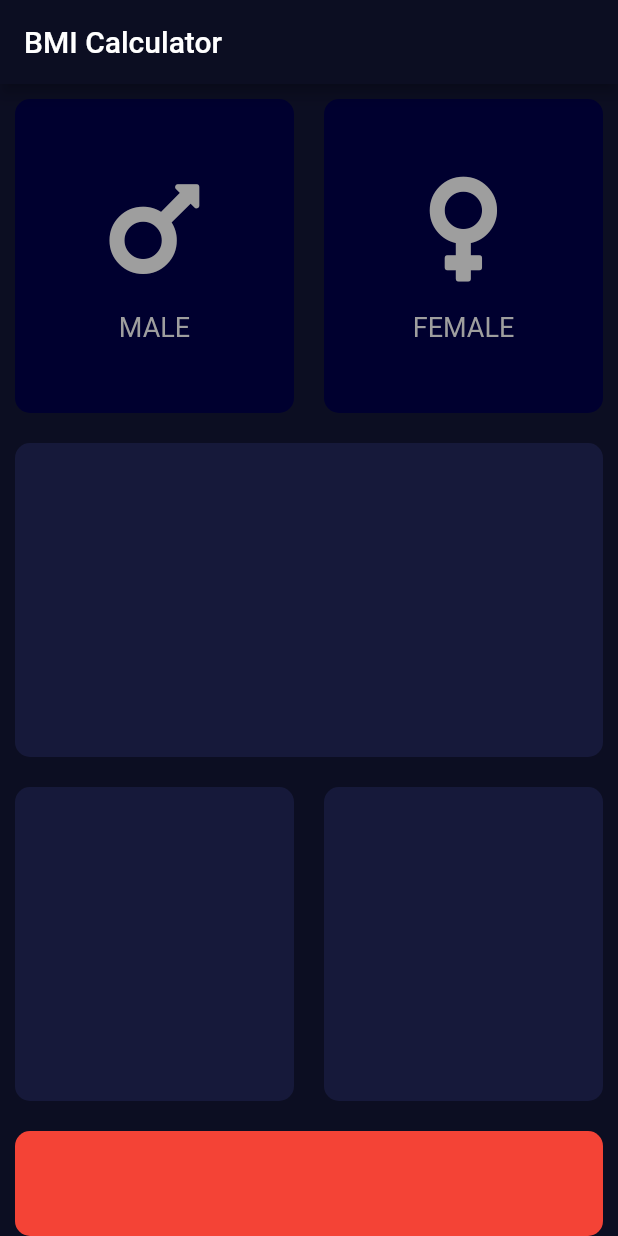
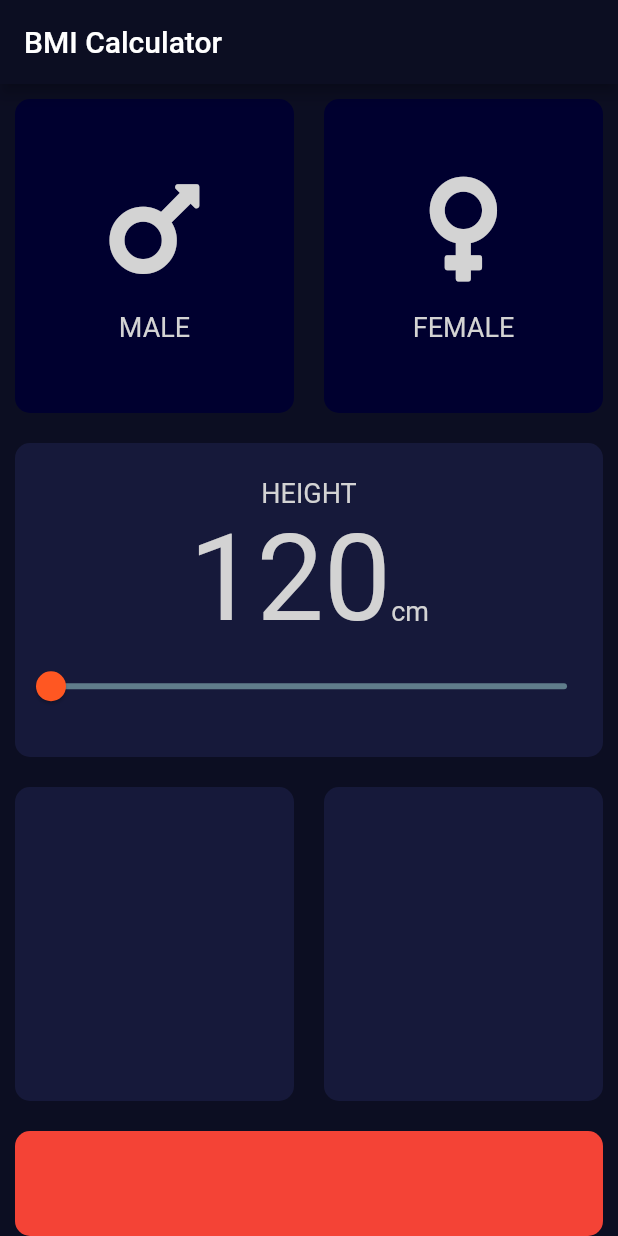
Before and after one commit to Safdar-Nazir/BMI-Calculator, a Flutter app: the screen it shows after launch, on a phone screen of 412 x 824 dp. Run offline on Flutter 3.47's test engine with Material 2 defaults, Android fonts, the phone set to English and light mode, and no system bars; our stand-ins replace font_awesome_flutter.

```diff
--- a/lib/icon_content.dart
+++ b/lib/icon_content.dart
@@ -1,9 +1,5 @@
 import 'package:flutter/material.dart';
-
-const labelTextStyle = TextStyle(
-  color: Colors.grey,
-  fontSize: 18,
-);
+import 'contants.dart';
 
 class IconContent extends StatelessWidget {
   IconContent({this.icon, this.label});
@@ -18,7 +14,7 @@ class IconContent extends StatelessWidget {
       children: <Widget>[
         Icon(
           icon,
-          color: Colors.grey,
+          color: Color(0xffD3D3D3),
           size: 80.0,
         ),
         SizedBox(
--- a/lib/input_page.dart
+++ b/lib/input_page.dart
@@ -2,15 +2,13 @@ import 'package:flutter/material.dart';
 import 'reusable_card.dart';
 import 'package:font_awesome_flutter/font_awesome_flutter.dart';
 import 'icon_content.dart';
-
-const activeCardColor = Color(0xff16193a);
-const inactiveCardColor = Color(0xff00002f);
-const bottomContainerButton = Colors.red;
+import 'contants.dart';
 
 enum Gender {
   male,
   female,
 }
+int height = 120;
 
 class InputPage extends StatefulWidget {
   const InputPage({Key key}) : super(key: key);
@@ -33,13 +31,12 @@ class _InputPageState extends State<InputPage> {
           child: Row(
             children: <Widget>[
               Expanded(
-                child: GestureDetector(
-                  onTap: () {
+                child: ReusableCard(
+                  onPress: (){
                     setState(() {
                       selectedGender = Gender.male;
                     });
                   },
-                  child: ReusableCard(
                   cardColor: selectedGender == Gender.male
                       ? activeCardColor
                       : inactiveCardColor,
@@ -49,22 +46,20 @@ class _InputPageState extends State<InputPage> {
                   ),
                 ),
               ),
-              ),
               Expanded(
-                child: GestureDetector(
-                  onTap: () {
+                child: ReusableCard(
+                  onPress: (){
                     setState(() {
                       selectedGender = Gender.female;
                     });
                   },
-                  child: ReusableCard(
                   cardColor: selectedGender == Gender.female
                       ? activeCardColor
                       : inactiveCardColor,
                   cardChild: IconContent(
                     icon: FontAwesomeIcons.venus,
                     label: 'FEMALE',
-                    ),
+
                   ),
                 ),
               ),
@@ -77,6 +72,39 @@ class _InputPageState extends State<InputPage> {
               Expanded(
                 child: ReusableCard(
                   cardColor: activeCardColor,
+                  cardChild: Column(
+                    mainAxisAlignment: MainAxisAlignment.center,
+                    children: <Widget>[
+                    Text(
+                      'HEIGHT',
+                      style: labelTextStyle,
+                    ),
+                    Row(
+                      mainAxisAlignment: MainAxisAlignment.center,
+                      crossAxisAlignment: CrossAxisAlignment.baseline,
+                      textBaseline: TextBaseline.alphabetic,
+                      children: <Widget>[
+                        Text(
+                          height.toString(),
+                          style: kNumberStyle,
+                        ),
+                        Text(
+                          'cm',
+                          style: labelTextStyle,
+                        ),
+                      ],
+                    ),
+                    Slider(value: height.toDouble(),
+                    min: 120.0,
+                    max: 220.0,
+                    activeColor: Colors.deepOrange,
+                    inactiveColor: Colors.blueGrey,
+                    onChanged: (double newValue){
+                      setState(() {
+                        height = newValue.round();
+                      });
+                    })
+                  ],),
                 ),
               ),
             ],
--- a/lib/reusable_card.dart
+++ b/lib/reusable_card.dart
@@ -1,19 +1,23 @@
 import 'package:flutter/material.dart';
 
 class ReusableCard extends StatelessWidget {
-  ReusableCard({@required this.cardColor, this.cardChild});
+  ReusableCard({@required this.cardColor, this.cardChild, this.onPress});
 
   final Color cardColor;
   final Widget cardChild;
+  final Function onPress;
 
   @override
   Widget build(BuildContext context) {
-    return Container(
-      child: cardChild,
-      margin: EdgeInsets.all(10),
-      decoration: BoxDecoration(
-        borderRadius: BorderRadius.circular(10),
-        color: cardColor,
+    return GestureDetector(
+      onTap: onPress,
+          child: Container(
+        child: cardChild,
+        margin: EdgeInsets.all(10),
+        decoration: BoxDecoration(
+          borderRadius: BorderRadius.circular(10),
+          color: cardColor,
+        ),
       ),
     );
   }
```
Lines whose indentation alone changed are shown as unchanged.
